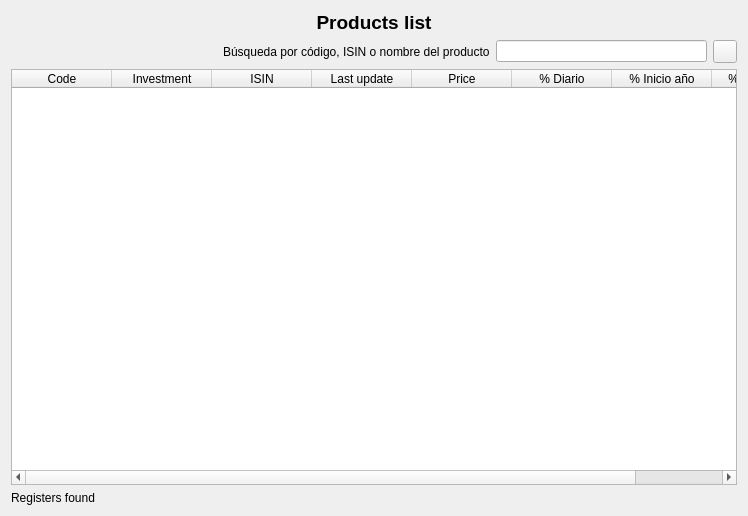
The window that ui/wdgProducts.ui (turulomio/xulpymoney) describes before a commit, drawn with Qt 5.
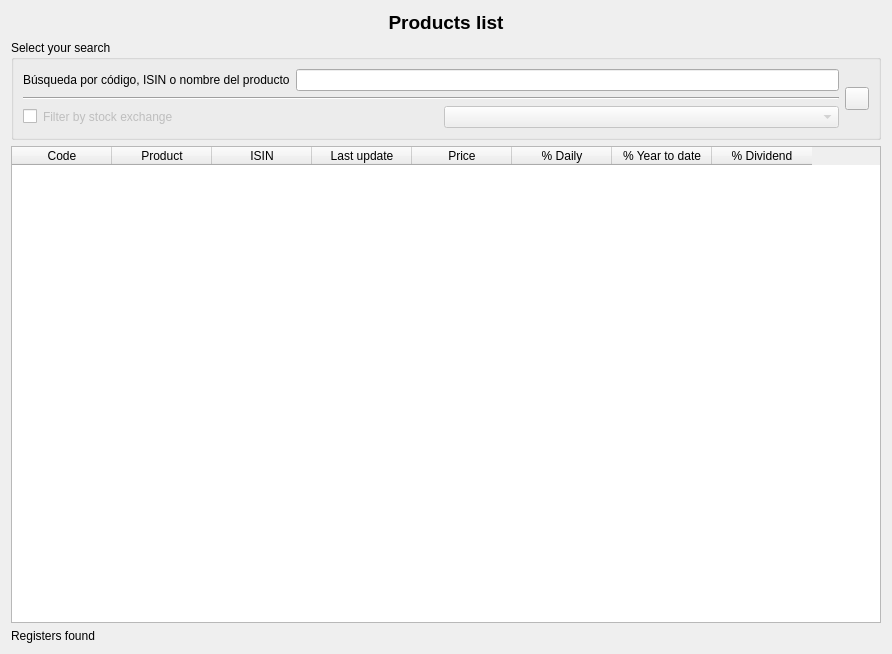
The same window after the commit. Icons and pictures are not drawn. Custom widgets are drawn as their Qt base class.

Commit message: Added stock exchange filter in products search

Diff of the .ui file:
```diff
--- a/ui/wdgProducts.ui
+++ b/ui/wdgProducts.ui
@@ -6,13 +6,13 @@
    <rect>
     <x>0</x>
     <y>0</y>
-    <width>748</width>
-    <height>516</height>
+    <width>892</width>
+    <height>654</height>
    </rect>
   </property>
-  <layout class="QHBoxLayout" name="horizontalLayout_2">
+  <layout class="QHBoxLayout" name="horizontalLayout_4">
    <item>
-    <layout class="QVBoxLayout" name="verticalLayout">
+    <layout class="QVBoxLayout" name="verticalLayout_2">
      <item>
       <widget class="QLabel" name="lbl">
        <property name="font">
@@ -31,20 +31,23 @@
       </widget>
      </item>
      <item>
+      <widget class="QGroupBox" name="groupBox">
+       <property name="sizePolicy">
+        <sizepolicy hsizetype="Preferred" vsizetype="Preferred">
+         <horstretch>0</horstretch>
+         <verstretch>0</verstretch>
+        </sizepolicy>
+       </property>
+       <property name="title">
+        <string>Select your search</string>
+       </property>
+       <layout class="QHBoxLayout" name="horizontalLayout_5">
+        <item>
+         <layout class="QHBoxLayout" name="horizontalLayout_3">
+          <item>
+           <layout class="QVBoxLayout" name="verticalLayout">
+            <item>
       <layout class="QHBoxLayout" name="horizontalLayout">
-       <item>
-        <spacer name="horizontalSpacer">
-         <property name="orientation">
-          <enum>Qt::Horizontal</enum>
-         </property>
-         <property name="sizeHint" stdset="0">
-          <size>
-           <width>40</width>
-           <height>20</height>
-          </size>
-         </property>
-        </spacer>
-       </item>
        <item>
         <widget class="QLabel" name="label">
          <property name="text">
@@ -55,6 +58,51 @@
        <item>
         <widget class="QLineEdit" name="txt"/>
        </item>
+             </layout>
+            </item>
+            <item>
+             <widget class="Line" name="line">
+              <property name="orientation">
+               <enum>Qt::Horizontal</enum>
+              </property>
+             </widget>
+            </item>
+            <item>
+             <layout class="QHBoxLayout" name="horizontalLayout_2">
+              <item>
+               <widget class="QCheckBox" name="chkStockExchange">
+                <property name="sizePolicy">
+                 <sizepolicy hsizetype="Fixed" vsizetype="Fixed">
+                  <horstretch>0</horstretch>
+                  <verstretch>0</verstretch>
+                 </sizepolicy>
+                </property>
+                <property name="text">
+                 <string/>
+                </property>
+               </widget>
+              </item>
+              <item>
+               <widget class="QLabel" name="label_2">
+                <property name="enabled">
+                 <bool>false</bool>
+                </property>
+                <property name="text">
+                 <string>Filter by stock exchange</string>
+                </property>
+               </widget>
+              </item>
+              <item>
+               <widget class="QComboBox" name="cmbStockExchange">
+                <property name="enabled">
+                 <bool>false</bool>
+                </property>
+               </widget>
+              </item>
+             </layout>
+            </item>
+           </layout>
+          </item>
        <item>
         <widget class="QToolButton" name="cmd">
          <property name="icon">
@@ -65,8 +113,17 @@
        </item>
       </layout>
      </item>
+       </layout>
+      </widget>
+     </item>
      <item>
       <widget class="myQTableWidget" name="tblInversiones">
+       <property name="sizePolicy">
+        <sizepolicy hsizetype="Preferred" vsizetype="Expanding">
+         <horstretch>0</horstretch>
+         <verstretch>0</verstretch>
+        </sizepolicy>
+       </property>
        <property name="contextMenuPolicy">
         <enum>Qt::CustomContextMenu</enum>
        </property>
@@ -86,7 +143,7 @@
        </column>
        <column>
         <property name="text">
-         <string>Investment</string>
+         <string>Product</string>
         </property>
        </column>
        <column>
@@ -106,17 +163,17 @@
        </column>
        <column>
         <property name="text">
-         <string>% Diario</string>
+         <string>% Daily</string>
         </property>
        </column>
        <column>
         <property name="text">
-         <string>% Inicio año</string>
+         <string>% Year to date</string>
         </property>
        </column>
        <column>
         <property name="text">
-         <string>% Dividendo</string>
+         <string>% Dividend</string>
         </property>
        </column>
       </widget>
```
Left out of the diff: 35 changed lines with no effect on the pictures. Lines whose indentation alone changed are shown as unchanged. The commit also changes 6 other files.
